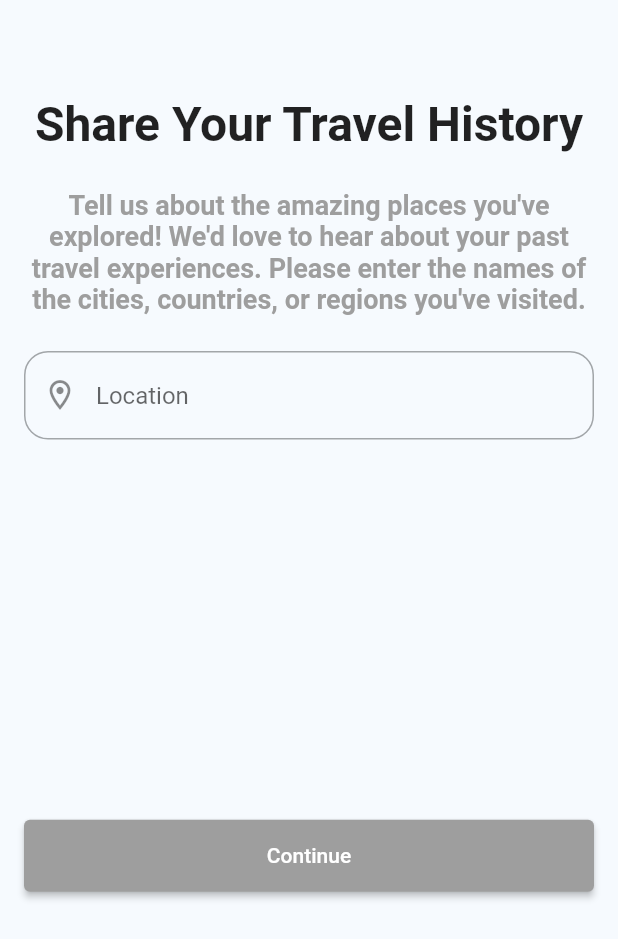
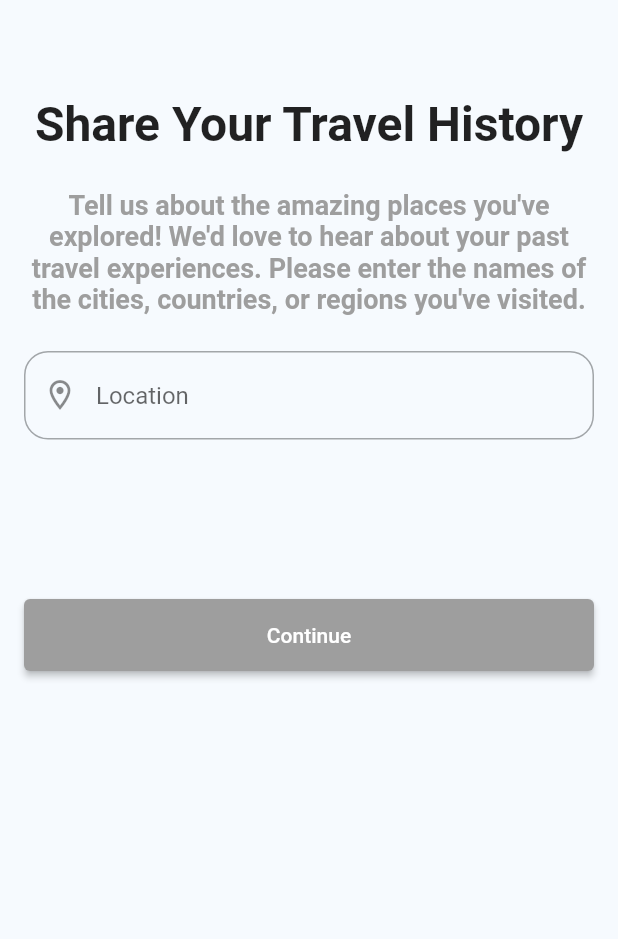
Before and after one commit to dorobantu14/flutter_assignment, a Flutter app: the screen it shows after launch, on a phone screen of 412 x 824 dp. Shown: the top 939 px of the screen. Run offline on Flutter 3.47's test engine with Material 2 defaults, Android fonts, the phone set to English and light mode, and no system bars; our stand-ins replace go_router.

Commit message:
Done second screen

```diff
--- a/lib/core/strings/strings.dart
+++ b/lib/core/strings/strings.dart
@@ -1,4 +1,6 @@
 abstract class Strings {
+  //paths
+  static const secondScreenPath = '/first_screen/second_screen';
   //texts
   static const locationText = 'Location';
   static const travelHistoryText = 'Share Your Travel History';
@@ -7,4 +9,6 @@ abstract class Strings {
       'love to hear about your past travel experiences. Please '
       'enter the names of the cities, countries, or regions you\'ve '
       'visited.';
+  static const lastTripsText = 'Last trips locations';
+  static const continueText = 'Continue';
 }
--- a/lib/first_screen/presentation/travel_history_screen.dart
+++ b/lib/first_screen/presentation/travel_history_screen.dart
@@ -2,6 +2,7 @@ import 'package:flutter/material.dart';
 import 'package:flutter_assignment1/core/strings/strings.dart';
 import 'package:flutter_assignment1/core/widgets/app_button.dart';
 import 'package:flutter_assignment1/core/widgets/input_text_field.dart';
+import 'package:go_router/go_router.dart';
 
 class LastTripsLocations extends StatefulWidget {
   const LastTripsLocations({super.key});
@@ -12,7 +13,7 @@ class LastTripsLocations extends StatefulWidget {
 
 class _LastTripsLocationsState extends State<LastTripsLocations> {
   var locationController = TextEditingController();
-  var lastTripsLocation = [];
+  List<String> lastTripsLocation = [];
 
   @override
   void initState() {
@@ -28,9 +29,11 @@ class _LastTripsLocationsState extends State<LastTripsLocations> {
   Widget build(BuildContext context) {
     return Scaffold(
       body: SafeArea(
+        bottom: false,
         minimum: const EdgeInsets.only(top: 16),
         child: Padding(
           padding: const EdgeInsets.symmetric(horizontal: 16),
+          child: SingleChildScrollView(
             child: Column(
               children: [
                 getTitle(),
@@ -47,16 +50,28 @@ class _LastTripsLocationsState extends State<LastTripsLocations> {
                   },
                 ),
                 getAddedLocations(),
-              const Spacer(),
-              AppButton(
-                buttonEnabled: lastTripsLocation.isNotEmpty,
-                color: Colors.lightBlue.withOpacity(0.3),
-                text: 'Continue',
-              ),
-              const Spacer()
+                getContinueButton(),
               ],
             ),
           ),
+        ),
+      ),
+    );
+  }
+
+  Widget getContinueButton() {
+    return Padding(
+      padding: EdgeInsets.only(top: MediaQuery.of(context).size.height * 0.1, bottom: 24),
+      child: AppButton(
+        buttonEnabled: lastTripsLocation.isNotEmpty,
+        color: Colors.lightBlue.withOpacity(0.3),
+        text: Strings.continueText,
+        onPressed: () {
+          context.go(
+            Strings.secondScreenPath,
+            extra: lastTripsLocation,
+          );
+        },
       ),
     );
   }
```
Also changed, not shown: lib/app/app_router.dart (+12 -2 lines), lib/second_screen/presentation/display_locations_screen.dart (added, +92 -0 lines). Lines whose indentation alone changed are shown as unchanged.
